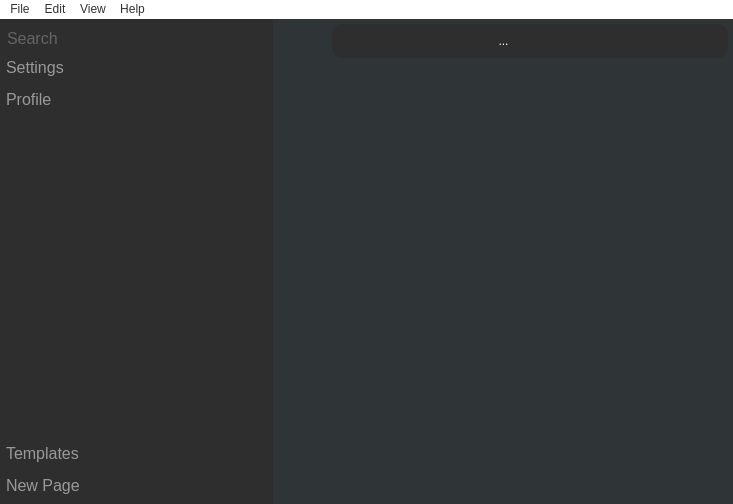
Qt form mainwindow.ui (alvi-khan/Marshal) before a commit.
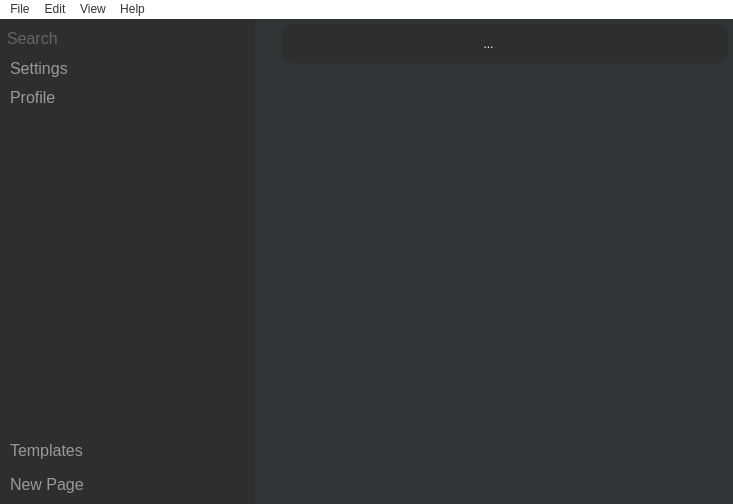
The same form after that commit. Icons and pictures are not drawn. Custom widgets are drawn as their Qt base class.

Commit message: Updated main window UI.

```diff
--- a/mainwindow.ui
+++ b/mainwindow.ui
@@ -39,6 +39,15 @@
    <property name="enabled">
     <bool>true</bool>
    </property>
+   <property name="styleSheet">
+    <string notr="true">QFrame { color: rgb(153, 153, 153); background-color: rgb(46, 46, 46); }
+QSplitter { background-color: rgb(47, 52, 55); }
+QFrame#mainPageFrame { color: rgb(153, 153, 153); background-color: rgb(47, 52, 55); }
+QToolButton { background-color: rgb(46, 46, 46); padding: 5px 5px 5px 5px; }
+QToolButton:hover { background-color: rgb(255, 0, 0);  }
+QPushButton { background-color: rgb(46, 46, 46); padding: 5px 5px 5px 5px; border-radius: 10px; }
+QPushButton:hover { background-color: rgb(255, 0, 0);  }</string>
+   </property>
    <layout class="QVBoxLayout" name="verticalLayout_5">
     <property name="spacing">
      <number>0</number>
@@ -64,7 +73,7 @@
        </sizepolicy>
       </property>
       <property name="styleSheet">
-       <string notr="true">background-color: rgb(47, 52, 55);</string>
+       <string notr="true"/>
       </property>
       <property name="orientation">
        <enum>Qt::Horizontal</enum>
@@ -74,8 +83,7 @@
       </property>
       <widget class="QFrame" name="frame">
        <property name="styleSheet">
-        <string notr="true">color: rgb(153, 153, 153);
-background-color: rgb(46, 46, 46);</string>
+        <string notr="true"/>
        </property>
        <layout class="QVBoxLayout" name="verticalLayout_3">
         <property name="spacing">
@@ -119,6 +127,9 @@
         </item>
         <item>
          <layout class="QHBoxLayout" name="horizontalLayout">
+          <property name="spacing">
+           <number>0</number>
+          </property>
           <item>
            <layout class="QVBoxLayout" name="verticalLayout">
             <item>
@@ -140,7 +151,6 @@
               </property>
               <property name="styleSheet">
                <string notr="true">color: rgb(153, 153, 153);
-background-color: rgb(46, 46, 46);
 Text-align: left;</string>
               </property>
               <property name="text">
@@ -151,7 +161,7 @@
                 <normaloff>:/Icons/Resources/Icons/Settings.svg</normaloff>:/Icons/Resources/Icons/Settings.svg</iconset>
               </property>
               <property name="flat">
-               <bool>true</bool>
+               <bool>false</bool>
               </property>
              </widget>
             </item>
@@ -174,7 +184,6 @@
               </property>
               <property name="styleSheet">
                <string notr="true">color: rgb(153, 153, 153);
-background-color: rgb(46, 46, 46);
 Text-align: left;</string>
               </property>
               <property name="text">
@@ -185,7 +194,7 @@
                 <normaloff>:/Icons/Resources/Icons/Profile.svg</normaloff>:/Icons/Resources/Icons/Profile.svg</iconset>
               </property>
               <property name="flat">
-               <bool>true</bool>
+               <bool>false</bool>
               </property>
              </widget>
             </item>
@@ -252,7 +261,6 @@
               </property>
               <property name="styleSheet">
                <string notr="true">color: rgb(153, 153, 153);
-background-color: rgb(46, 46, 46);
 Text-align: left;</string>
               </property>
               <property name="text">
@@ -263,7 +271,7 @@
                 <normaloff>:/Icons/Resources/Icons/Templates.svg</normaloff>:/Icons/Resources/Icons/Templates.svg</iconset>
               </property>
               <property name="flat">
-               <bool>true</bool>
+               <bool>false</bool>
               </property>
              </widget>
             </item>
@@ -277,7 +285,6 @@
               </property>
               <property name="styleSheet">
                <string notr="true">color: rgb(153, 153, 153);
-background-color: rgb(46, 46, 46);
 Text-align: left;</string>
               </property>
               <property name="text">
@@ -288,7 +295,7 @@
                 <normaloff>:/Icons/Resources/Icons/New Page.svg</normaloff>:/Icons/Resources/Icons/New Page.svg</iconset>
               </property>
               <property name="flat">
-               <bool>true</bool>
+               <bool>false</bool>
               </property>
              </widget>
             </item>
@@ -312,16 +319,43 @@
        </layout>
       </widget>
       <widget class="QWidget" name="layoutWidget">
-       <layout class="QVBoxLayout" name="verticalLayout_4" stretch="0,0,0">
+       <layout class="QVBoxLayout" name="verticalLayout_4" stretch="0">
         <property name="spacing">
-         <number>10</number>
+         <number>0</number>
         </property>
         <property name="sizeConstraint">
          <enum>QLayout::SetMinimumSize</enum>
         </property>
         <property name="leftMargin">
+         <number>0</number>
+        </property>
+        <property name="bottomMargin">
+         <number>0</number>
+        </property>
+        <item>
+         <widget class="QFrame" name="mainPageFrame">
+          <property name="frameShape">
+           <enum>QFrame::NoFrame</enum>
+          </property>
+          <property name="frameShadow">
+           <enum>QFrame::Plain</enum>
+          </property>
+          <property name="lineWidth">
+           <number>0</number>
+          </property>
+          <layout class="QVBoxLayout" name="verticalLayout_8">
+           <property name="spacing">
          <number>10</number>
         </property>
+           <property name="leftMargin">
+            <number>10</number>
+           </property>
+           <property name="topMargin">
+            <number>0</number>
+           </property>
+           <property name="rightMargin">
+            <number>0</number>
+           </property>
         <property name="bottomMargin">
          <number>10</number>
         </property>
@@ -365,7 +399,7 @@
             </property>
             <property name="styleSheet">
              <string notr="true">border-radius: 10px;
-background-color: rgb(46, 46, 46);
+
 color: rgb(255, 255, 255);</string>
             </property>
             <property name="frameShape">
@@ -474,7 +508,7 @@
                 </size>
                </property>
                <property name="flat">
-                <bool>true</bool>
+                   <bool>false</bool>
                </property>
               </widget>
              </item>
@@ -581,6 +615,9 @@
             <verstretch>0</verstretch>
            </sizepolicy>
           </property>
+             <property name="styleSheet">
+              <string notr="true">background-color: rgb(47, 52, 55);</string>
+             </property>
           <property name="frameShape">
            <enum>QFrame::NoFrame</enum>
           </property>
@@ -598,8 +635,8 @@
             <rect>
              <x>0</x>
              <y>0</y>
-             <width>435</width>
-             <height>342</height>
+                <width>432</width>
+                <height>331</height>
             </rect>
            </property>
            <layout class="QVBoxLayout" name="verticalLayout_7">
@@ -672,6 +709,9 @@
             </item>
            </layout>
           </widget>
+            </widget>
+           </item>
+          </layout>
          </widget>
         </item>
        </layout>
```
Lines whose indentation alone changed are shown as unchanged.
